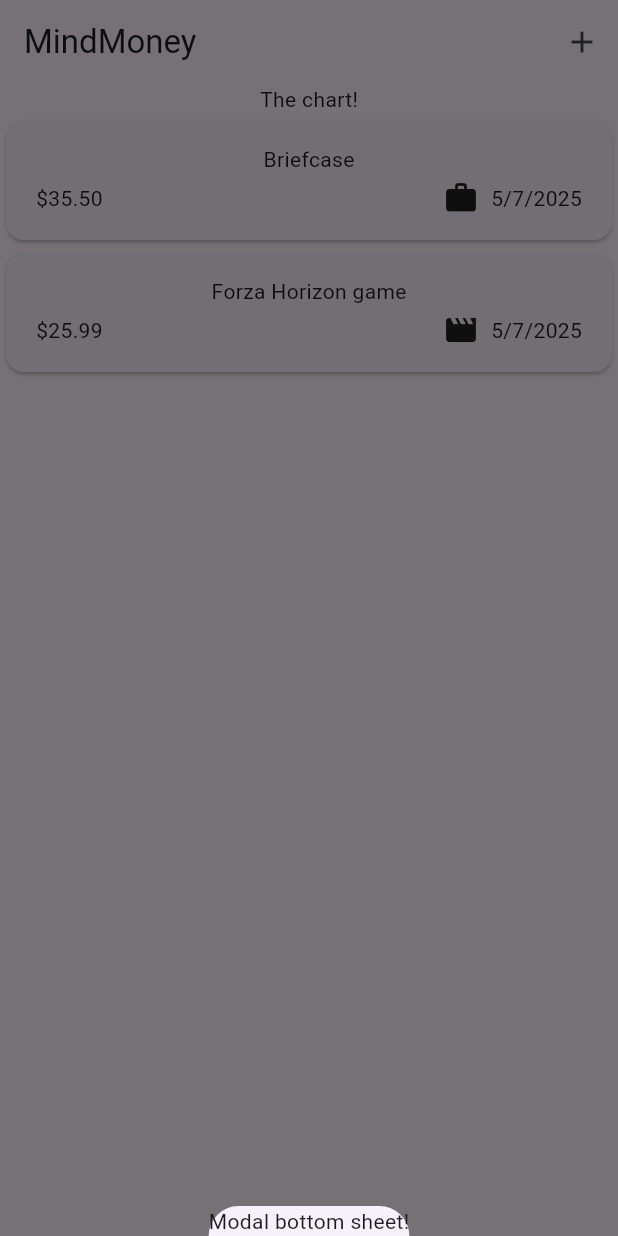
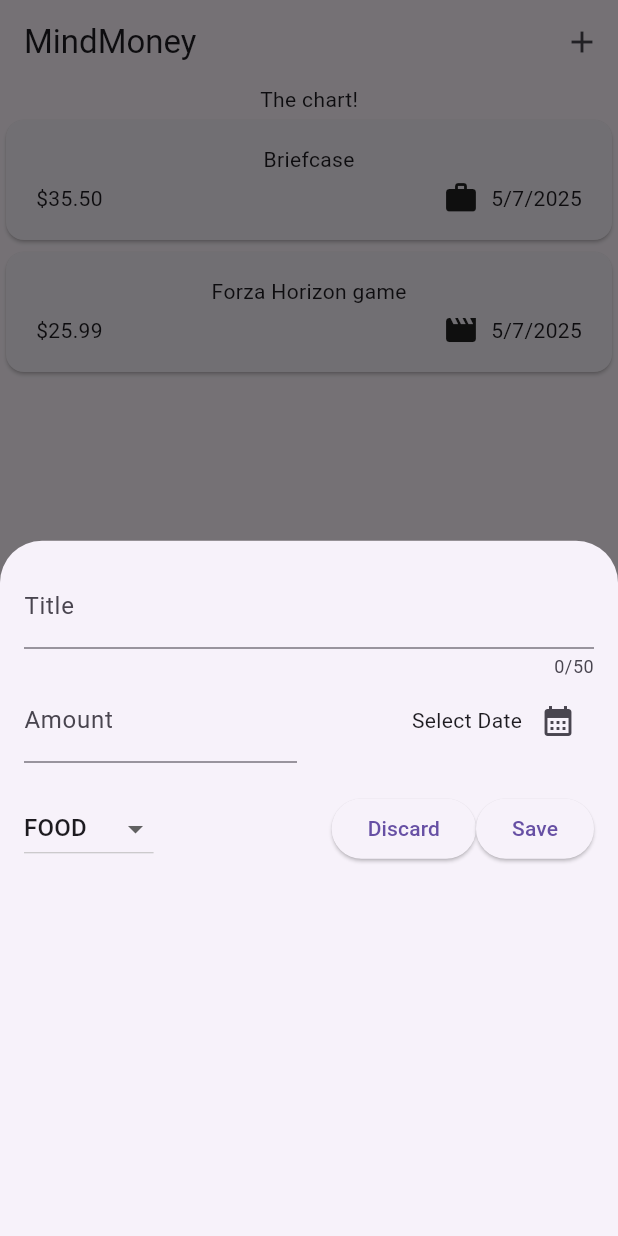
Before and after one commit to Anndderssonn/MindMoney, a Flutter app: the screen it shows after launch, after a tap on the "add" icon, on a phone screen of 412 x 824 dp. Run offline on Flutter 3.47's test engine with Material 3 defaults, Android fonts, the light colour scheme and no system bars.

Commit message:
feat: Add new expense view

```diff
--- /dev/null
+++ b/lib/presentation/screens/expenses/new_expense.dart
@@ -0,0 +1,119 @@
+import 'package:flutter/material.dart';
+import 'package:mindmoney/domain/entities/expense_entity.dart';
+
+class NewExpense extends StatefulWidget {
+  const NewExpense({super.key});
+
+  @override
+  State<NewExpense> createState() => _NewExpenseState();
+}
+
+class _NewExpenseState extends State<NewExpense> {
+  final _titleController = TextEditingController();
+  final _amountController = TextEditingController();
+  DateTime? _selectedDate;
+  Categories _selectedCategory = Categories.food;
+
+  void _presentDatePicker() async {
+    final now = DateTime.now();
+    final firstDate = DateTime(now.year - 1, now.month, now.day);
+    final lastDate = DateTime(now.year, now.month + 1, now.day);
+    final datePicked = await showDatePicker(
+      context: context,
+      initialDate: now,
+      firstDate: firstDate,
+      lastDate: lastDate,
+    );
+    setState(() {
+      _selectedDate = datePicked;
+    });
+  }
+
+  @override
+  void dispose() {
+    _amountController.dispose();
+    _titleController.dispose();
+    super.dispose();
+  }
+
+  @override
+  Widget build(BuildContext context) {
+    return Padding(
+      padding: const EdgeInsets.all(16),
+      child: Column(
+        children: [
+          TextField(
+            controller: _titleController,
+            maxLength: 50,
+            decoration: InputDecoration(label: Text('Title')),
+          ),
+          Row(
+            children: [
+              Expanded(
+                child: TextField(
+                  controller: _amountController,
+                  keyboardType: TextInputType.numberWithOptions(decimal: true),
+                  decoration: InputDecoration(
+                    prefixText: '\$ ',
+                    label: Text('Amount'),
+                  ),
+                ),
+              ),
+              const SizedBox(width: 16),
+              Expanded(
+                child: Row(
+                  mainAxisAlignment: MainAxisAlignment.end,
+                  crossAxisAlignment: CrossAxisAlignment.center,
+                  children: [
+                    Text(
+                      _selectedDate != null
+                          ? formatter.format(_selectedDate!)
+                          : 'Select Date',
+                    ),
+                    IconButton(
+                      onPressed: _presentDatePicker,
+                      icon: Icon(Icons.calendar_month),
+                    ),
+                  ],
+                ),
+              ),
+            ],
+          ),
+          const SizedBox(height: 20),
+          Row(
+            children: [
+              DropdownButton(
+                value: _selectedCategory,
+                items:
+                    Categories.values
+                        .map(
+                          (category) => DropdownMenuItem(
+                            value: category,
+                            child: Text(category.name.toUpperCase()),
+                          ),
+                        )
+                        .toList(),
+                onChanged: (value) {
+                  if (value == null) {
+                    return;
+                  }
+                  setState(() {
+                    _selectedCategory = value;
+                  });
+                },
+              ),
+              Spacer(),
+              ElevatedButton(
+                onPressed: () {
+                  Navigator.pop(context);
+                },
+                child: const Text('Discard'),
+              ),
+              ElevatedButton(onPressed: () {}, child: const Text('Save')),
+            ],
+          ),
+        ],
+      ),
+    );
+  }
+}
--- a/lib/presentation/screens/home/home_screen.dart
+++ b/lib/presentation/screens/home/home_screen.dart
@@ -1,5 +1,6 @@
 import 'package:flutter/material.dart';
 import 'package:mindmoney/domain/entities/expense_entity.dart';
+import 'package:mindmoney/presentation/screens/expenses/new_expense.dart';
 import 'package:mindmoney/presentation/widgets/expenses/expenses_list.dart';
 
 class HomeScreen extends StatefulWidget {
@@ -28,7 +29,7 @@ class _HomeScreenState extends State<HomeScreen> {
   void _openAddExpenseOverlay() {
     showModalBottomSheet(
       context: context,
-      builder: (context) => const Text('Modal bottom sheet!'),
+      builder: (context) => const NewExpense(),
     );
   }
 
```
